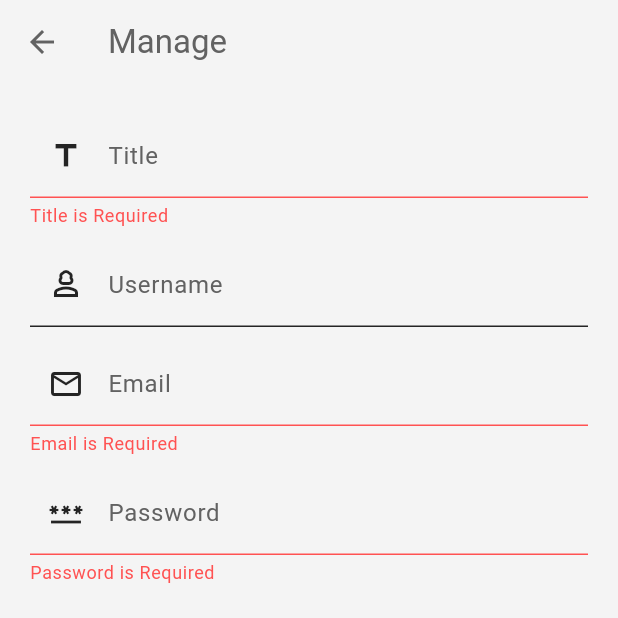
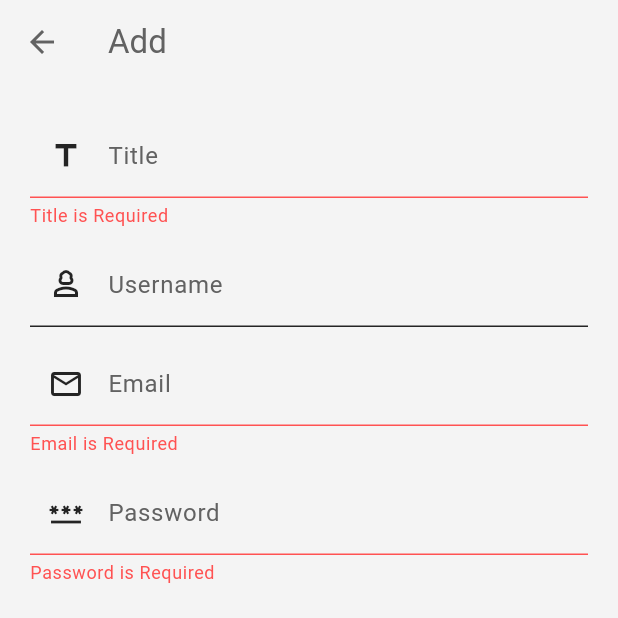
Before and after one commit to susomshrestha/my_stash, a Flutter app: the ManagePasswordPage screen opened directly, after a tap on "Save", on a phone screen of 412 x 824 dp, the top half of it. Run offline on Flutter 3.47's test engine with Material 3 defaults, Android fonts, the phone set to English and light mode, and no system bars; our stand-ins replace cloud_firestore, firebase_auth, firebase_core, google_sign_in; accounts and stored records are empty.

Commit message:
add function for edit password

```diff
--- a/lib/pages/manage_password.dart
+++ b/lib/pages/manage_password.dart
@@ -11,7 +11,9 @@ import 'package:my_stash/widgets/help_dialog.dart';
 import 'package:provider/provider.dart';
 
 class ManagePasswordPage extends StatefulWidget {
-  const ManagePasswordPage({super.key});
+  final PasswordModel? password;
+
+  const ManagePasswordPage({super.key, this.password});
 
   @override
   State<ManagePasswordPage> createState() => _ManagePasswordPageState();
@@ -38,6 +40,28 @@ class _ManagePasswordPageState extends State<ManagePasswordPage> {
       question.dispose();
     }
     super.dispose();
+  }
+
+  @override
+  void initState() {
+    super.initState();
+
+    // populate form if passwords is present
+    if (widget.password != null) {
+      _titleController.text = widget.password!.title;
+      _userController.text = widget.password!.username;
+      _emailController.text = widget.password!.email;
+      _passwordController.text = widget.password!.password;
+      if (widget.password!.extra.isNotEmpty) {
+        for (var extra in widget.password!.extra) {
+          // Create a new QuestionAnswer with the provided question and answer
+          var questionAnswer = QuestionAnswer();
+          questionAnswer.questionController.text = extra.question;
+          questionAnswer.answerController.text = extra.answer;
+          questionAnswers.add(questionAnswer);
+        }
+      }
+    }
   }
 
   @override
@@ -235,6 +259,10 @@ class _ManagePasswordPageState extends State<ManagePasswordPage> {
       ),
     );
 
+    final String appTitle = widget.password != null
+        ? 'Edit' // Display the passed data
+        : 'Add';
+
     void saveForm() async {
       if (_manageFormKey.currentState!.validate()) {
         // Get all extra fields
@@ -249,6 +277,7 @@ class _ManagePasswordPageState extends State<ManagePasswordPage> {
 
         if (user != null) {
           try {
+            if (appTitle == 'Add') {
               await _passwordService.addPassword(
                   PasswordModel(
                       title: _titleController.text,
@@ -257,14 +286,24 @@ class _ManagePasswordPageState extends State<ManagePasswordPage> {
                       password: _passwordController.text,
                       extra: questionAnswerData),
                   user.id);
-            ToastService.showToast("Added successful.",
-                type: 'success');
+              ToastService.showToast("Added successful.", type: 'success');
+            } else {
+              await _passwordService.updatePassword(
+                  PasswordModel(
+                      title: _titleController.text,
+                      username: _userController.text,
+                      email: _emailController.text,
+                      password: _passwordController.text,
+                      extra: questionAnswerData),
+                  user.id,
+                  widget.password!.id!);
+              ToastService.showToast("Updated successful.", type: 'success');
+            }
             Navigator.pop(context);
           } on CustomException catch (ce) {
             ToastService.showToast(ce.toString(), type: 'error');
           } catch (e) {
-            ToastService.showToast("Failed. Please try again.",
-                type: 'error');
+            ToastService.showToast("Failed. Please try again.", type: 'error');
           }
         }
       }
@@ -272,7 +311,7 @@ class _ManagePasswordPageState extends State<ManagePasswordPage> {
 
     return SafeArea(
       child: Scaffold(
-        appBar: AppBar(title: const Text('Manage')),
+        appBar: AppBar(title: Text(appTitle)),
         body: SingleChildScrollView(
           child: Padding(
             padding: const EdgeInsets.all(20),
--- a/lib/pages/password.dart
+++ b/lib/pages/password.dart
@@ -80,6 +80,7 @@ class _PasswordPageState extends State<PasswordPage> {
             MaterialPageRoute(builder: (context) => const ManagePasswordPage()),
           );
         },
+        heroTag: 'addTag',
         shape: const CircleBorder(),
         backgroundColor: Theme.of(context).colorScheme.primary,
         child: const Icon(Icons.add),
```
Also changed, not shown: lib/pages/password_detail.dart (+28 -5 lines), lib/services/password_service.dart (+14 -0 lines). Lines whose indentation alone changed are shown as unchanged.
